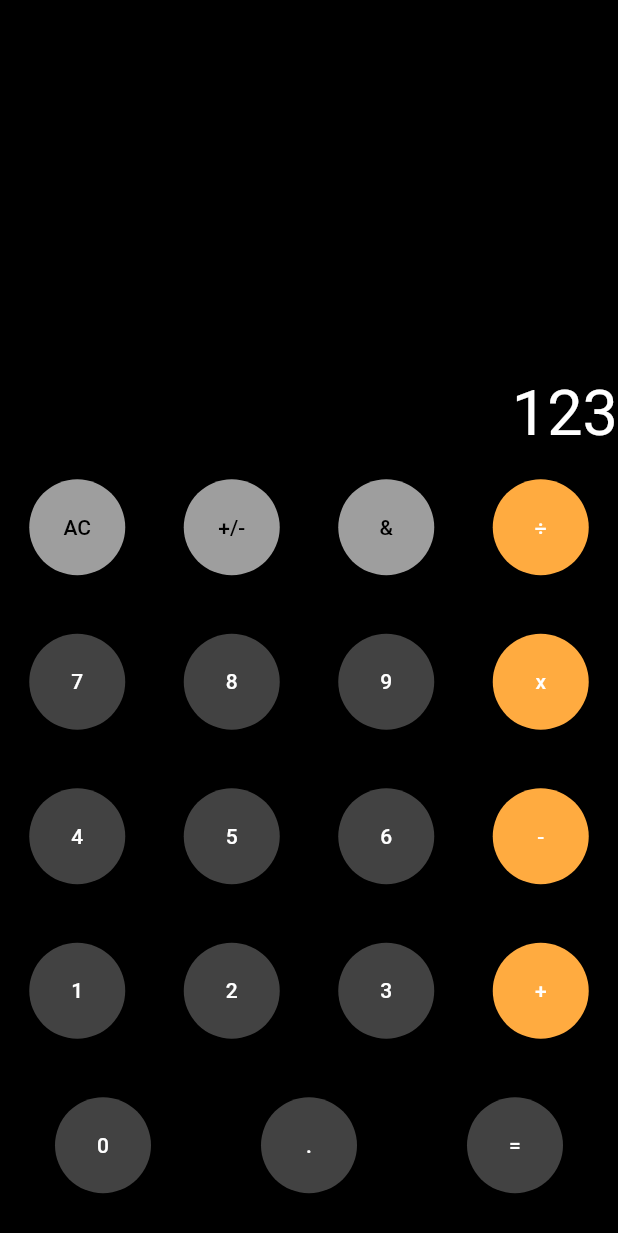
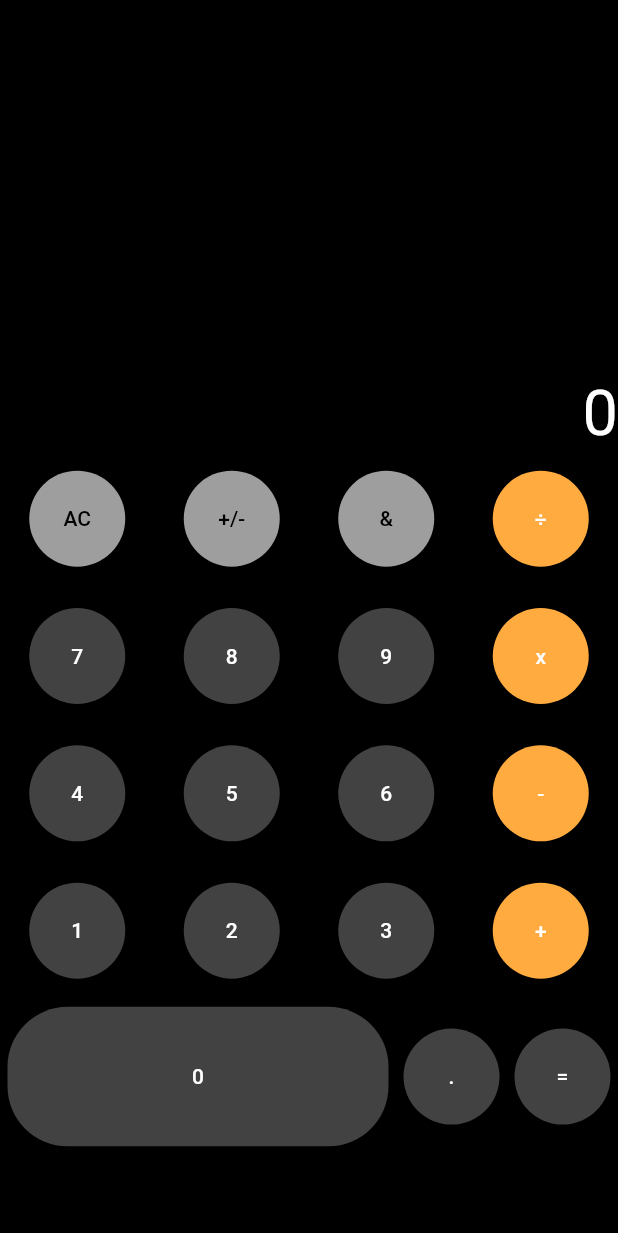
Before and after one commit to harithtarmizi/iphone_calculator, a Flutter app: the screen it shows after launch, on a phone screen of 412 x 824 dp. Shown: the top 1233 px of the screen. Run offline on Flutter 3.47's test engine with Material 2 defaults, Android fonts, the phone set to English and light mode, and no system bars.

Commit message:
1. UI updated without size details

```diff
--- a/lib/main.dart
+++ b/lib/main.dart
@@ -1,4 +1,5 @@
 import 'package:flutter/material.dart';
+// ignore: implementation_imports
 import 'package:flutter/src/material/colors.dart';
 
 void main() {
@@ -22,6 +23,11 @@ class Calculator extends StatefulWidget {
 }
 
 class _CalculatorState extends State<Calculator> {
+  TextEditingController inputOne = TextEditingController();
+  TextEditingController inputTwo = TextEditingController();
+
+  String output = '0';
+
   @override
   Widget build(BuildContext context) {
     //to make width follow the phone size
@@ -36,7 +42,7 @@ class _CalculatorState extends State<Calculator> {
             child: Align(
               alignment: Alignment.bottomRight,
               child: Text(
-                '123',
+                '$output',
                 style: TextStyle(
                   color: Colors.white,
                   fontSize: 42,
@@ -155,10 +161,12 @@ class _CalculatorState extends State<Calculator> {
                 Row(
                   mainAxisAlignment: MainAxisAlignment.spaceAround,
                   children: [
-                    CircleButton(
-                      title: '0',
-                      color: Colors.grey.shade800,
-                      textColor: Colors.white,
+                    Expanded(
+                      child: RectButton(
+                        title: '0',
+                        color: Colors.grey.shade800,
+                        textColor: Colors.white,
+                      ),
                     ),
                     CircleButton(
                       title: '.',
@@ -192,7 +200,7 @@ class CircleButton extends StatelessWidget {
 
   @override
   Widget build(BuildContext context) {
-    final height = MediaQuery.of(context).size.height / 8;
+    final height = MediaQuery.of(context).size.height / 9;
     return Container(
       height: height,
       child: Padding(
@@ -212,3 +220,36 @@ class CircleButton extends StatelessWidget {
     );
   }
 }
+
+class RectButton extends StatelessWidget {
+  final String title;
+  final Color color;
+  final Color textColor;
+
+  RectButton(
+      {required this.title, required this.color, required this.textColor});
+
+  @override
+  Widget build(BuildContext context) {
+    final height = MediaQuery.of(context).size.height / 8;
+    return Container(
+      height: height,
+      child: Padding(
+        padding: EdgeInsets.all(5),
+        child: ElevatedButton(
+          onPressed: () {},
+          child: Text(
+            title,
+            style: TextStyle(color: textColor),
+          ),
+          style: ElevatedButton.styleFrom(
+            primary: color,
+            shape: RoundedRectangleBorder(
+              borderRadius: BorderRadius.circular(40),
+            ),
+          ),
+        ),
+      ),
+    );
+  }
+}
```
